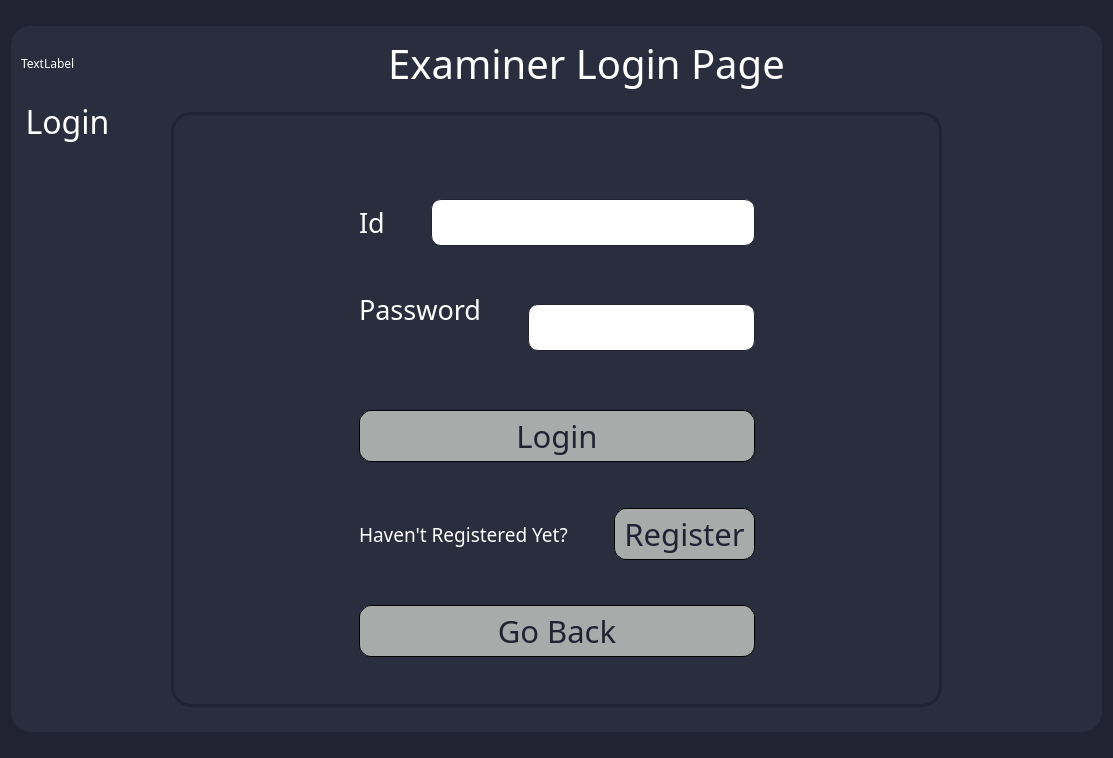
Old version of the form ExamSphereV1/examinerlogin.ui in the repository BiratBC/ExamSphereV1.
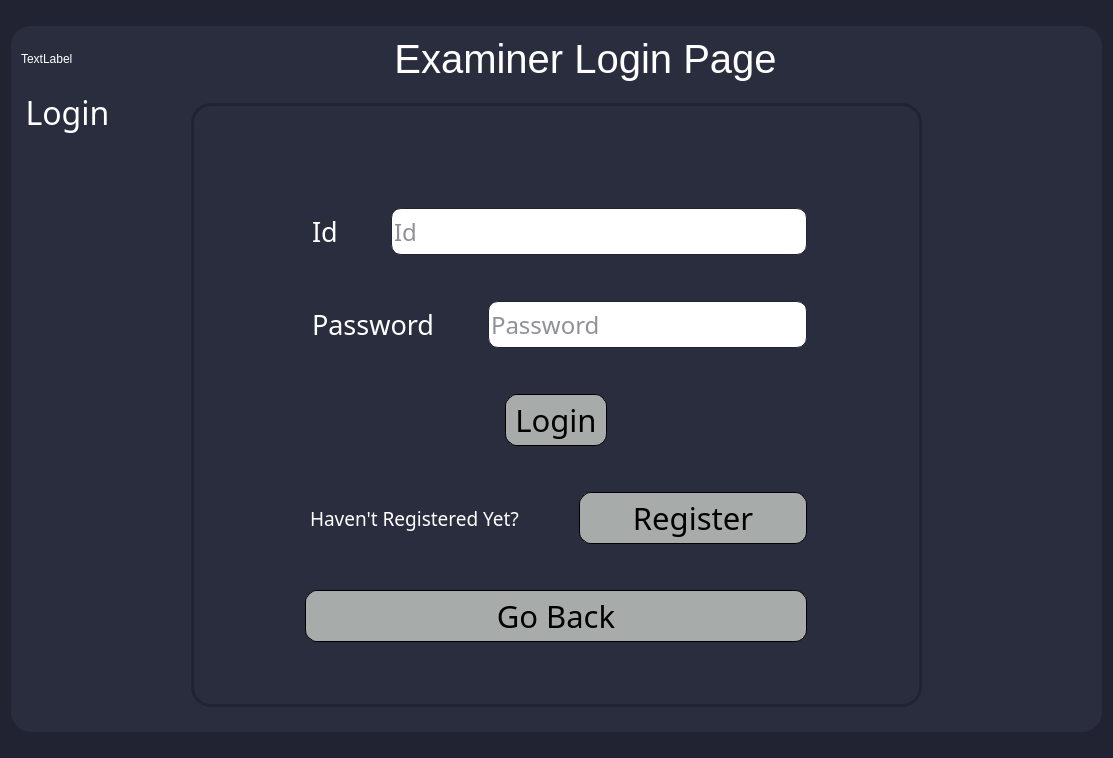
New version of the form.

What changed in the file:
```diff
--- a/ExamSphereV1/examinerlogin.ui
+++ b/ExamSphereV1/examinerlogin.ui
@@ -36,7 +36,7 @@
 QPushButton
 {
 background-color: #a7abaa;
-color: rgba(0,0,173,255);
+color: #fff;
 border-radius: 12px; 
 border: 1px solid;
 border-color: rgba(33,35,50,255);
@@ -50,7 +50,7 @@
      <property name="styleSheet">
       <string notr="true">*{
 	background-color: rgba(42,45,62,255);
-font-family:Ubuntu Medium;
+font-family:Ubuntu;
 }
 QGroupBox
 {
@@ -90,7 +90,7 @@
           </property>
           <property name="font">
            <font>
-            <family>Ubuntu 7</family>
+            <family>Ubuntu</family>
             <pointsize>30</pointsize>
            </font>
           </property>
@@ -120,8 +120,8 @@
 }
 QGroupBox
 {
-margin-left:150px;
-margin-right:150px;
+margin-left:170px;
+margin-right:170px;
 	border:3px solid;
 	border-color: rgba(33,35,50,255);
 border-radius:20px;
@@ -153,7 +153,7 @@
             <enum>Qt::Horizontal</enum>
            </property>
            <property name="sizeType">
-            <enum>QSizePolicy::Expanding</enum>
+            <enum>QSizePolicy::Preferred</enum>
            </property>
            <property name="sizeHint" stdset="0">
             <size>
@@ -175,6 +175,9 @@
                  <pointsize>20</pointsize>
                 </font>
                </property>
+               <property name="styleSheet">
+                <string notr="true">margin-left:100px;</string>
+               </property>
                <property name="text">
                 <string>Id</string>
                </property>
@@ -209,7 +212,11 @@
                </property>
                <property name="styleSheet">
                 <string notr="true">background-color: rgb(255, 255, 255);
-color:rgba(33,35,50,255);</string>
+color:rgba(33,35,50,255);
+margin-right:100px;</string>
+               </property>
+               <property name="placeholderText">
+                <string>Id</string>
                </property>
               </widget>
              </item>
@@ -241,9 +248,14 @@
                  <pointsize>20</pointsize>
                 </font>
                </property>
+               <property name="styleSheet">
+                <string notr="true">margin-left:100px;</string>
+               </property>
                <property name="text">
-                <string>Password
-</string>
+                <string>Password</string>
+               </property>
+               <property name="alignment">
+                <set>Qt::AlignLeading|Qt::AlignLeft|Qt::AlignVCenter</set>
                </property>
                <property name="buddy">
                 <cstring>linePassword</cstring>
@@ -276,7 +288,11 @@
                </property>
                <property name="styleSheet">
                 <string notr="true">background-color: rgb(255, 255, 255);
-color:rgba(33,35,50,255);</string>
+color:rgba(33,35,50,255);
+margin-right:100px;</string>
+               </property>
+               <property name="placeholderText">
+                <string>Password</string>
                </property>
               </widget>
              </item>
@@ -308,11 +324,12 @@
              </property>
              <property name="styleSheet">
               <string notr="true">background-color: #a7abaa;
-color: rgb(33, 35, 50);
+color:#000;
 border-radius: 12px; 
 border: 1px solid;
 height:50px;
-width:100px;</string>
+margin-left:300px;
+margin-right:300px;</string>
              </property>
              <property name="text">
               <string>Login</string>
@@ -345,6 +362,9 @@
                  <pointsize>14</pointsize>
                 </font>
                </property>
+               <property name="styleSheet">
+                <string notr="true">margin-left:100px;</string>
+               </property>
                <property name="text">
                 <string>Haven't Registered Yet?</string>
                </property>
@@ -380,7 +400,10 @@
 border-radius: 12px; 
 border: 1px solid;
 height:50px;
-width:100px;</string>
+width:100px;
+color:#000;
+
+margin-right:100px;</string>
                </property>
                <property name="text">
                 <string>Register</string>
@@ -419,7 +442,10 @@
 border-radius: 12px; 
 border: 1px solid;
 height:50px;
-width:100px;</string>
+width:100px;
+color:#000;
+margin-left:100px;
+margin-right:100px;</string>
              </property>
              <property name="text">
               <string>Go Back</string>
@@ -434,7 +460,7 @@
             <enum>Qt::Horizontal</enum>
            </property>
            <property name="sizeType">
-            <enum>QSizePolicy::Expanding</enum>
+            <enum>QSizePolicy::Preferred</enum>
            </property>
            <property name="sizeHint" stdset="0">
             <size>
```
Left out of the diff: 9 changed lines with no effect on the pictures.
